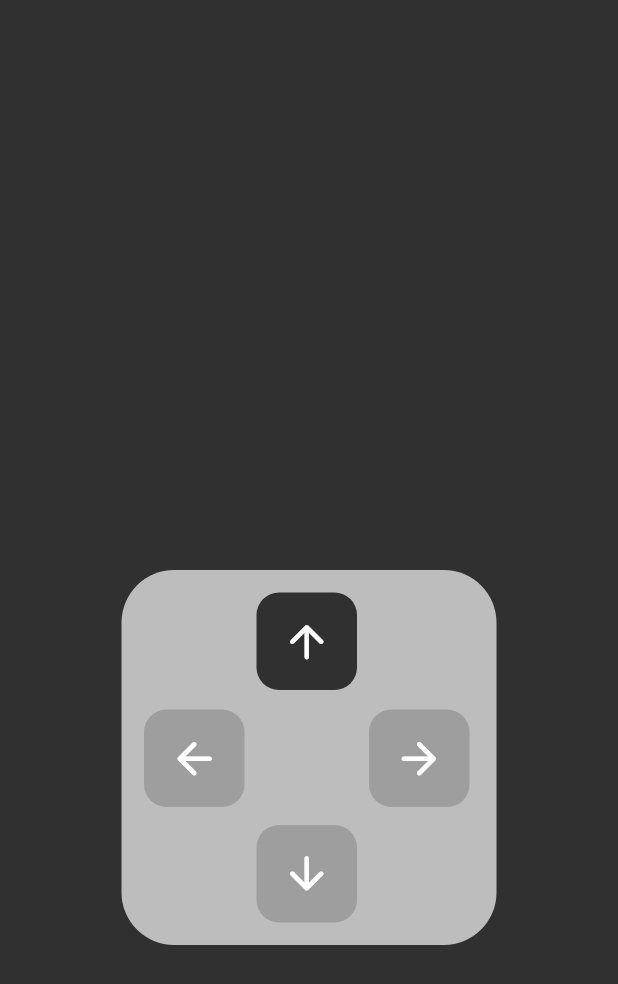
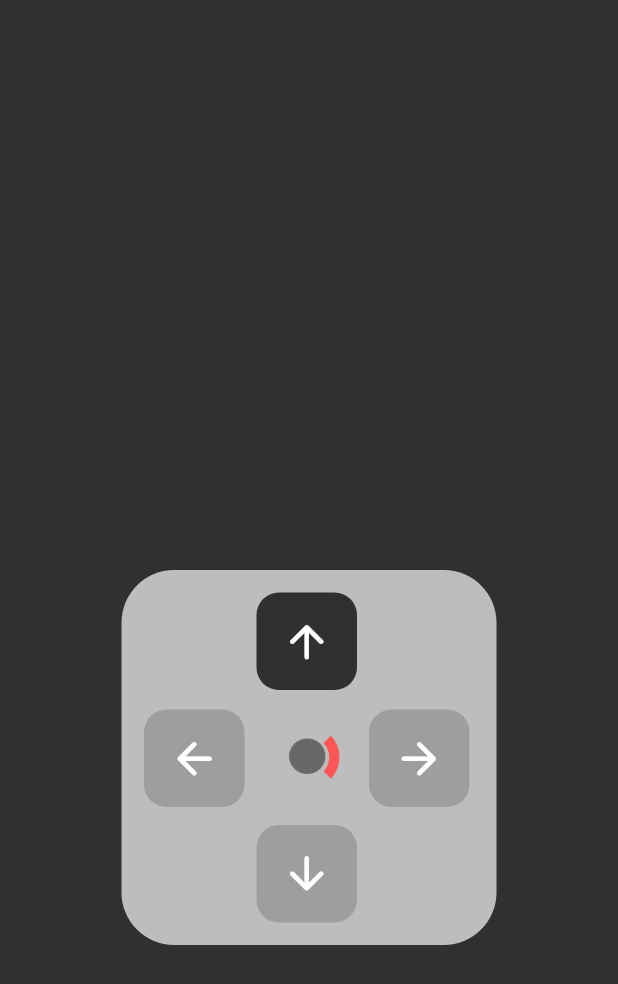
Before and after one commit to cravinpineapple/MAP-creative1, a Flutter app: the MoveScreen screen opened by its route, on a phone screen of 412 x 824 dp. Shown: the top 984 px of the screen. Run offline on Flutter 3.47's test engine with Material 2 defaults, Android fonts, the phone set to English and light mode, and no system bars.

Commit message:
added directional indicator graphic

```diff
--- a/lib/screens/move_screen.dart
+++ b/lib/screens/move_screen.dart
@@ -25,6 +25,8 @@ class MoveScreen extends StatelessWidget {
                   ),
                 ),
                 Positioned(
+                  // UP ARROW
+
                   left: 90.0,
                   top: 15.0,
                   child: FlatButton(
@@ -44,6 +46,8 @@ class MoveScreen extends StatelessWidget {
                   ),
                 ),
                 Positioned(
+                  // LEFT ARROW
+
                   left: 15.0,
                   top: 93.0,
                   child: FlatButton(
@@ -63,6 +67,8 @@ class MoveScreen extends StatelessWidget {
                   ),
                 ),
                 Positioned(
+                  // DOWN ARROW
+
                   left: 90.0,
                   top: 170.0,
                   child: FlatButton(
@@ -82,6 +88,8 @@ class MoveScreen extends StatelessWidget {
                   ),
                 ),
                 Positioned(
+                  // RIGHT ARROW
+
                   left: 165.0,
                   top: 93.0,
                   child: FlatButton(
@@ -100,6 +108,16 @@ class MoveScreen extends StatelessWidget {
                     ),
                   ),
                 ),
+                Positioned(
+                  // Direction Indicator
+
+                  left: 99.0,
+                  top: 99.0,
+                  child: Image.asset(
+                    'images/facingRight.png',
+                    height: 50.0,
+                  ),
+                )
               ],
             ),
           ),
```
